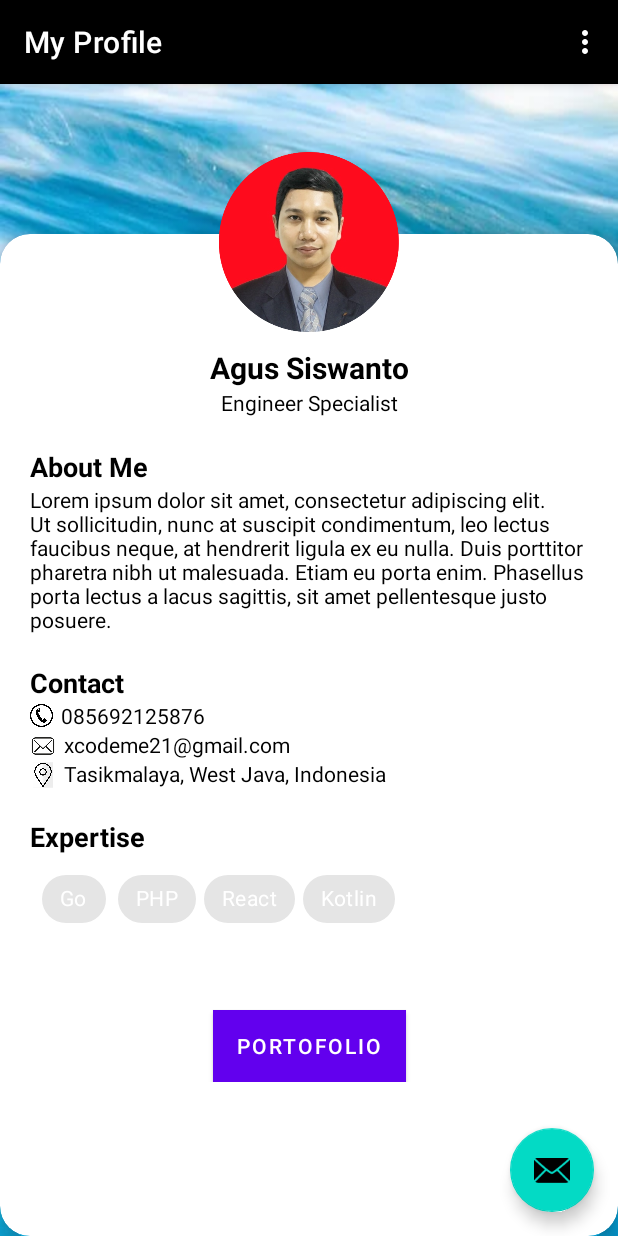
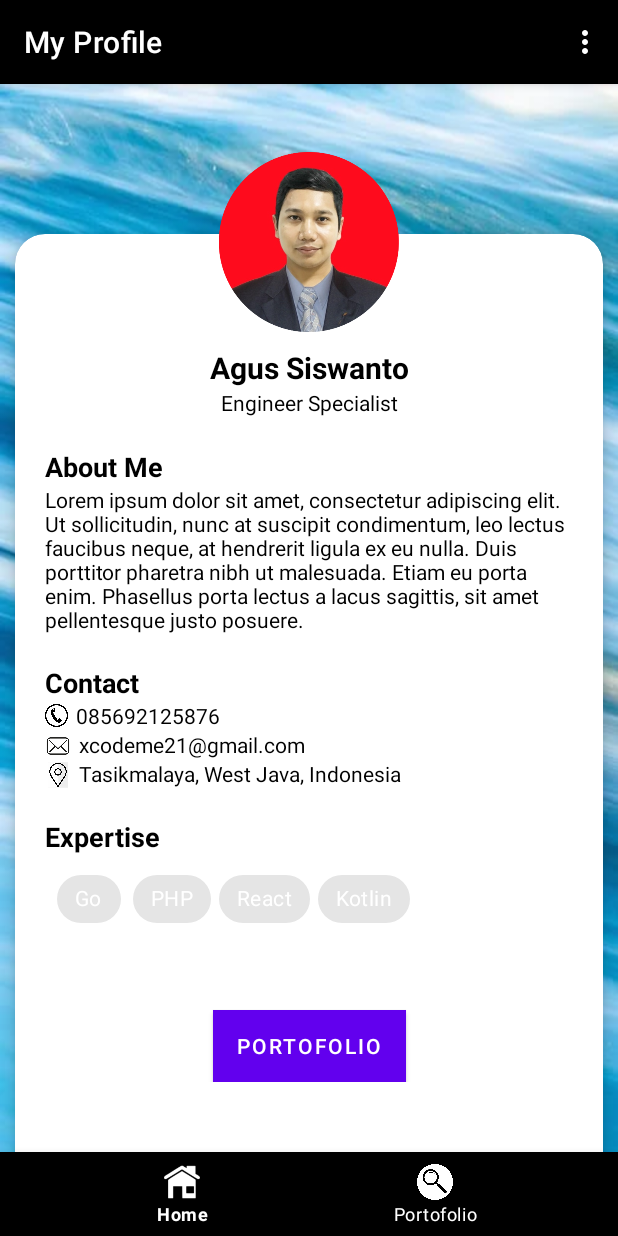
Before and after one commit to xcodeme21/aplikasi-cv-android-studio-kotlin, an Android app: the screen it shows after launch (MainActivity), on a phone screen of 412 x 824 dp. Run offline under Robolectric (Android 15) with nearby library versions, the phone set to English and light mode, and no system bars; our stand-ins replace navigation-ui.

Commit message:
add bottom navigation

```diff
--- a/app/src/main/java/com/example/sampleapps/MainActivity.kt
+++ b/app/src/main/java/com/example/sampleapps/MainActivity.kt
@@ -1,7 +1,6 @@
 package com.example.sampleapps
 
 import android.os.Bundle
-import com.google.android.material.snackbar.Snackbar
 import androidx.appcompat.app.AppCompatActivity
 import androidx.navigation.findNavController
 import androidx.navigation.ui.AppBarConfiguration
@@ -9,6 +8,7 @@ import androidx.navigation.ui.navigateUp
 import androidx.navigation.ui.setupActionBarWithNavController
 import android.view.Menu
 import android.view.MenuItem
+import android.widget.Toast
 import com.example.sampleapps.databinding.ActivityMainBinding
 
 class MainActivity : AppCompatActivity() {
@@ -28,15 +28,11 @@ class MainActivity : AppCompatActivity() {
         appBarConfiguration = AppBarConfiguration(navController.graph)
         setupActionBarWithNavController(navController, appBarConfiguration)
 
-        binding.fab.setOnClickListener { view ->
-            Snackbar.make(view, "Replace with your own action", Snackbar.LENGTH_LONG)
-                .setAction("Action", null).show()
-        }
     }
 
     override fun onCreateOptionsMenu(menu: Menu): Boolean {
         // Inflate the menu; this adds items to the action bar if it is present.
-        menuInflater.inflate(R.menu.menu_main, menu)
+        menuInflater.inflate(R.menu.bottom_navigation_view, menu)
         return true
     }
 
@@ -44,8 +40,9 @@ class MainActivity : AppCompatActivity() {
         // Handle action bar item clicks here. The action bar will
         // automatically handle clicks on the Home/Up button, so long
         // as you specify a parent activity in AndroidManifest.xml.
+
         return when (item.itemId) {
-            R.id.action_settings -> true
+            //R.id.action_settings -> true
             else -> super.onOptionsItemSelected(item)
         }
     }
--- a/app/src/main/res/layout/activity_main.xml
+++ b/app/src/main/res/layout/activity_main.xml
@@ -33,13 +33,17 @@
 
     <include layout="@layout/content_main" />
 
-    <com.google.android.material.floatingactionbutton.FloatingActionButton
-        android:id="@+id/fab"
-        android:layout_width="wrap_content"
+    <com.google.android.material.bottomnavigation.BottomNavigationView
+        android:id="@+id/navigationView"
+        android:layout_width="match_parent"
         android:layout_height="wrap_content"
-        android:layout_gravity="bottom|end"
-        android:layout_marginEnd="@dimen/fab_margin"
-        android:layout_marginBottom="16dp"
-        app:srcCompat="@android:drawable/ic_dialog_email" />
+        android:background="@color/black"
+        app:menu="@menu/bottom_navigation_view"
+        android:layout_alignParentBottom="true"
+        android:layout_gravity="bottom"
+        app:itemBackground="@color/black"
+        app:itemIconTint="@color/white"
+        app:itemTextColor="@color/white"
+        app:labelVisibilityMode="labeled"/>
 
 </androidx.coordinatorlayout.widget.CoordinatorLayout>
--- a/app/src/main/res/layout/fragment_first.xml
+++ b/app/src/main/res/layout/fragment_first.xml
@@ -29,6 +29,8 @@
         android:layout_width="match_parent"
         android:layout_height="match_parent"
         android:layout_marginTop="100dp"
+        android:layout_marginLeft="10dp"
+        android:layout_marginRight="10dp"
         android:translationZ="-2dp"
         app:cardBackgroundColor="@color/white"
         app:cardCornerRadius="20dp"
--- /dev/null
+++ b/app/src/main/res/menu/bottom_navigation_view.xml
@@ -0,0 +1,15 @@
+<?xml version="1.0" encoding="utf-8"?>
+<menu xmlns:android="http://schemas.android.com/apk/res/android">
+    <item
+        android:id="@+id/navigation_home"
+        android:icon="@drawable/home"
+        android:title="Home"
+        android:actionLayout="@layout/fragment_first"/>
+
+    <item
+        android:id="@+id/navigation_portofolio"
+        android:icon="@drawable/search"
+        android:title="Portofolio"
+        android:actionLayout="@layout/fragment_second"/>
+
+</menu>
--- a/app/src/main/res/menu/menu_main.xml
+++ /dev/null
@@ -1,10 +0,0 @@
-<menu xmlns:android="http://schemas.android.com/apk/res/android"
-    xmlns:app="http://schemas.android.com/apk/res-auto"
-    xmlns:tools="http://schemas.android.com/tools"
-    tools:context="com.example.sampleapps.MainActivity">
-    <item
-        android:id="@+id/action_settings"
-        android:orderInCategory="100"
-        android:title="@string/action_settings"
-        app:showAsAction="never" />
-</menu>
--- /dev/null
+++ b/app/src/main/res/values/ids.xml
@@ -0,0 +1,7 @@
+<?xml version="1.0" encoding="utf-8"?>
+<resources>
+    <item name="navigation_home" type="id" />
+    <item name="navigation_explore" type="id" />
+    <item name="navigation_subscriptions" type="id" />
+    <item name="navigation_library" type="id" />
+</resources>
--- a/app/src/main/res/values/themes.xml
+++ b/app/src/main/res/values/themes.xml
@@ -1,6 +1,6 @@
 <resources xmlns:tools="http://schemas.android.com/tools">
     <!-- Base application theme. -->
-    <style name="Theme.SampleApps" parent="Theme.MaterialComponents.DayNight.DarkActionBar">
+    <style name="Theme.SampleApps" parent="Theme.MaterialComponents.DayNight.NoActionBar">
         <!-- Primary brand color. -->
         <item name="colorPrimary">@color/purple_500</item>
         <item name="colorPrimaryVariant">@color/purple_700</item>
```
Also changed, not shown: app/src/main/res/drawable/home.png (added), app/src/main/res/drawable/search.png (added).
